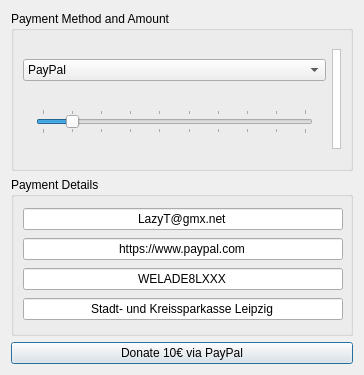
Qt form res/ui/donation.ui (LazyT/obpm) before a commit.
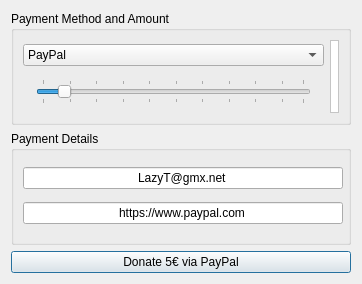
The same form after that commit. Icons and pictures are not drawn.

Diff of the .ui file:
```diff
--- a/res/ui/donation.ui
+++ b/res/ui/donation.ui
@@ -6,8 +6,8 @@
    <rect>
     <x>0</x>
     <y>0</y>
-    <width>364</width>
-    <height>375</height>
+    <width>362</width>
+    <height>284</height>
    </rect>
   </property>
   <property name="sizePolicy">
@@ -111,7 +111,7 @@
              <string>desired amount</string>
             </property>
             <property name="minimum">
-             <number>5</number>
+             <number>1</number>
             </property>
             <property name="maximum">
              <number>50</number>
@@ -122,8 +122,11 @@
             <property name="pageStep">
              <number>5</number>
             </property>
+            <property name="value">
+             <number>5</number>
+            </property>
             <property name="sliderPosition">
-             <number>10</number>
+             <number>5</number>
             </property>
             <property name="orientation">
              <enum>Qt::Horizontal</enum>
@@ -234,50 +237,6 @@
         </property>
        </widget>
       </item>
-      <item>
-       <widget class="QLineEdit" name="lineEdit_payment3">
-        <property name="minimumSize">
-         <size>
-          <width>320</width>
-          <height>0</height>
-         </size>
-        </property>
-        <property name="toolTip">
-         <string>BIC</string>
-        </property>
-        <property name="text">
-         <string notr="true">WELADE8LXXX</string>
-        </property>
-        <property name="alignment">
-         <set>Qt::AlignCenter</set>
-        </property>
-        <property name="readOnly">
-         <bool>true</bool>
-        </property>
-       </widget>
-      </item>
-      <item>
-       <widget class="QLineEdit" name="lineEdit_payment4">
-        <property name="minimumSize">
-         <size>
-          <width>320</width>
-          <height>0</height>
-         </size>
-        </property>
-        <property name="toolTip">
-         <string>bank</string>
-        </property>
-        <property name="text">
-         <string notr="true">Stadt- und Kreissparkasse Leipzig</string>
-        </property>
-        <property name="alignment">
-         <set>Qt::AlignCenter</set>
-        </property>
-        <property name="readOnly">
-         <bool>true</bool>
-        </property>
-       </widget>
-      </item>
      </layout>
     </widget>
    </item>
@@ -287,7 +246,7 @@
       <string>make donation</string>
      </property>
      <property name="text">
-      <string>Donate 10€ via PayPal</string>
+      <string>Donate 5€ via PayPal</string>
      </property>
     </widget>
    </item>
```
Left out of the diff: 11 changed lines with no effect on the pictures.
